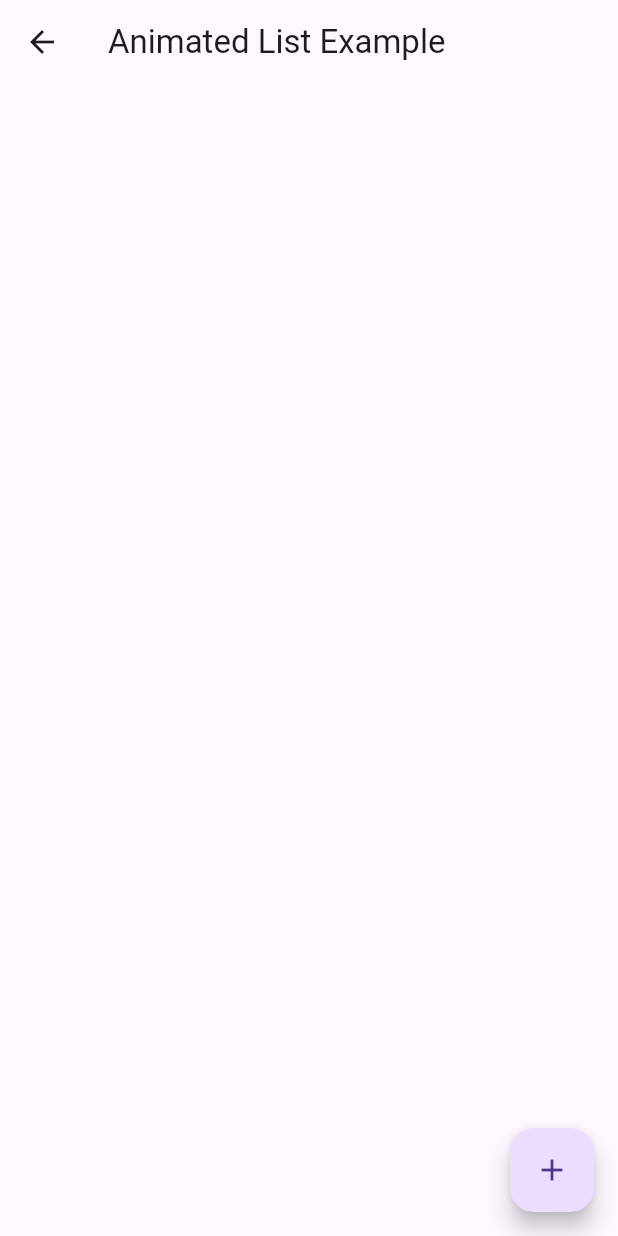
After one commit to mazenshawky/Animated-App-2, a Flutter app: the AnimatedListExample screen opened directly, after a tap on the "add" icon, after a tap on the "delete" icon, on a phone screen of 412 x 824 dp. The commit adds this screen. Run offline on Flutter 3.47's test engine with Material 3 defaults, Android fonts, the phone set to English and light mode, and no system bars.

Commit message:
Add animated list example

```diff
--- /dev/null
+++ b/lib/implicit_animations/animated_list_example.dart
@@ -0,0 +1,67 @@
+import 'package:flutter/material.dart';
+
+class AnimatedListExample extends StatefulWidget {
+  const AnimatedListExample({super.key});
+
+  @override
+  State<AnimatedListExample> createState() => _AnimatedListExampleState();
+}
+
+class _AnimatedListExampleState extends State<AnimatedListExample> {
+  final GlobalKey<AnimatedListState> _listKey = GlobalKey<AnimatedListState>();
+  final List<String> _list = [];
+
+  void _addItem() {
+    setState(() {
+      _list.insert(0, 'New Item ${_list.length}');
+      _listKey.currentState?.insertItem(0);
+    });
+  }
+
+  void _removeItem(int index) {
+    setState(() {
+      String removedItem = _list[index];
+      _list.removeAt(index);
+      _listKey.currentState
+          ?.removeItem(index, duration: const Duration(milliseconds: 500),
+              (BuildContext context, Animation<double> animation) {
+        return ListTile(
+          title: Text(removedItem),
+          textColor: Colors.red,
+        );
+      });
+    });
+  }
+
+  @override
+  Widget build(BuildContext context) {
+    return Scaffold(
+      appBar: AppBar(
+        title: const Text("Animated List Example"),
+      ),
+      body: AnimatedList(
+          key: _listKey,
+          itemBuilder: (context, index, Animation<double> animation) {
+            return SizeTransition(
+              sizeFactor: animation,
+              child: Container(
+                color: Colors.amber,
+                child: ListTile(
+                  title: Text(_list[index]),
+                  trailing: IconButton(
+                    icon: const Icon(Icons.delete),
+                    onPressed: () {
+                      _removeItem(index);
+                    },
+                  ),
+                ),
+              ),
+            );
+          }),
+      floatingActionButton: FloatingActionButton(
+        onPressed: _addItem,
+        child: const Icon(Icons.add),
+      ),
+    );
+  }
+}
--- a/lib/main.dart
+++ b/lib/main.dart
@@ -1,5 +1,6 @@
 import 'package:animated_app_2/implicit_animations/animated_container_example.dart';
 import 'package:animated_app_2/implicit_animations/animated_crossfade_example.dart';
+import 'package:animated_app_2/implicit_animations/animated_list_example.dart';
 import 'package:animated_app_2/implicit_animations/animated_opacity_example.dart';
 import 'package:animated_app_2/implicit_animations/animated_padding_example.dart';
 import 'package:animated_app_2/implicit_animations/animated_physical_model_example.dart';
@@ -54,6 +55,7 @@ class _MyHomePageState extends State<MyHomePage> {
             _myButton("Animated Positioned Directional Example", const AnimatedPositionedDirectionalExample()),
             _myButton("Animated Crossfade Example", const AnimatedCrossFadeExample()),
             _myButton("Animated Switcher Example", const AnimatedSwitcherExample()),
+            _myButton("Animated List Example", const AnimatedListExample()),
           ],
         ),
       ),
```
